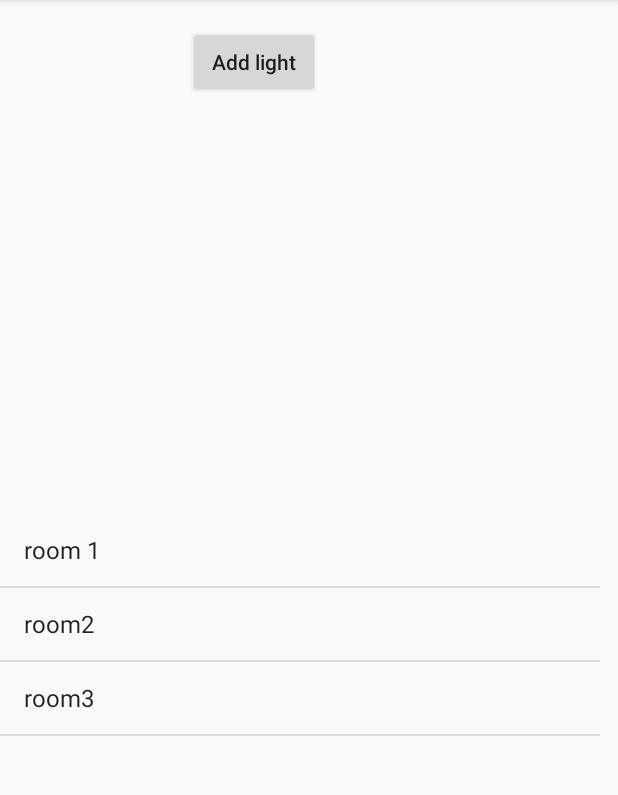
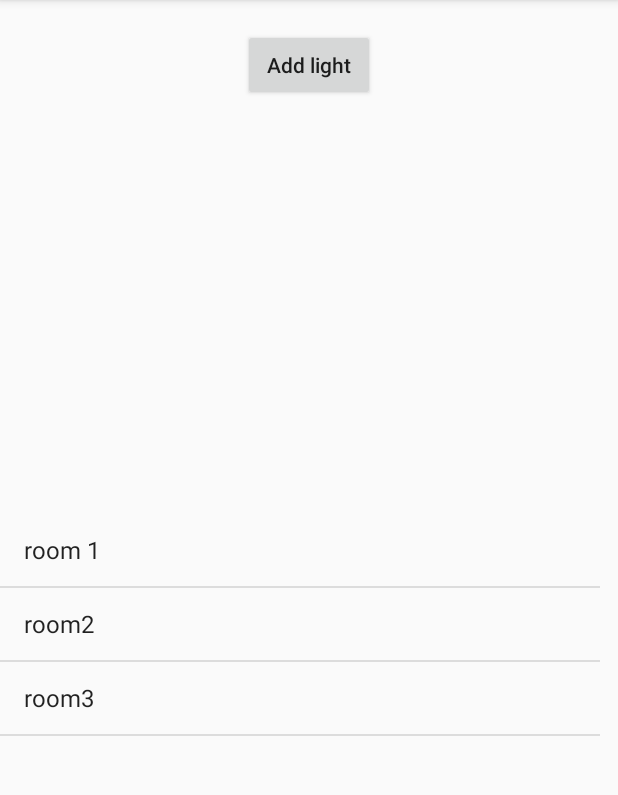
Before and after one commit to mrf7/HokieHome, an Android app: the screen it shows after launch (MainActivity), on a phone screen of 412 x 824 dp, the part 84-879 px from its top. Run offline under Robolectric (Android 15) with nearby library versions, the phone set to English and light mode, and no system bars; libraries missing offline, so code that uses them is left out: com.github.nkzawa.emitter, com.github.nkzawa.socketio, org.altbeacon.beacon; 13 statements that could not run were skipped.

Commit message:
Change the name of Roominformation to LightManualController

```diff
--- a/HokieHome/app/src/main/AndroidManifest.xml
+++ b/HokieHome/app/src/main/AndroidManifest.xml
@@ -18,7 +18,7 @@
                 <category android:name="android.intent.category.LAUNCHER" />
             </intent-filter>
         </activity>
-        <activity android:name=".RoomInformation" />
+        <activity android:name=".LighManualtController" />
     </application>
 
 </manifest>
--- a/HokieHome/app/src/main/java/com/softwaredesign/group5/hokiehome/RoomInformation.java
+++ b/HokieHome/app/src/main/java/com/softwaredesign/group5/hokiehome/LighManualtController.java
@@ -17,7 +17,7 @@ import com.github.nkzawa.socketio.client.Manager;
 import java.util.ArrayList;
 
 
-public class RoomInformation extends Activity{
+public class LighManualtController extends Activity{
     ArrayList<Light> l;
     private LinearLayout layout;
    public void onCreate(Bundle savedInstanceState){
--- a/HokieHome/app/src/main/res/layout/activity_main.xml
+++ b/HokieHome/app/src/main/res/layout/activity_main.xml
@@ -17,12 +17,11 @@
         android:id="@+id/button"
         android:layout_width="wrap_content"
         android:layout_height="wrap_content"
-        android:layout_alignParentStart="true"
         android:layout_alignParentTop="true"
-        android:layout_marginStart="125dp"
-        android:layout_marginTop="17dp"
-        android:textAllCaps="false"
-        android:text="Add light" />
+        android:layout_centerHorizontal="true"
+        android:layout_marginTop="19dp"
+        android:text="@string/add_light"
+        android:textAllCaps="false" />
 
 
 </RelativeLayout>
--- a/HokieHome/app/src/main/res/values/strings.xml
+++ b/HokieHome/app/src/main/res/values/strings.xml
@@ -2,4 +2,5 @@
     <string name="app_name">Hokie Home</string>
     <string name="room_name">Room name</string>
     <string name="brightness">Brightness</string>
+    <string name="add_light">Add light</string>
 </resources>
```
Also changed, not shown: HokieHome/app/src/main/java/com/softwaredesign/group5/hokiehome/MainActivity.java (+1 -9 lines).
